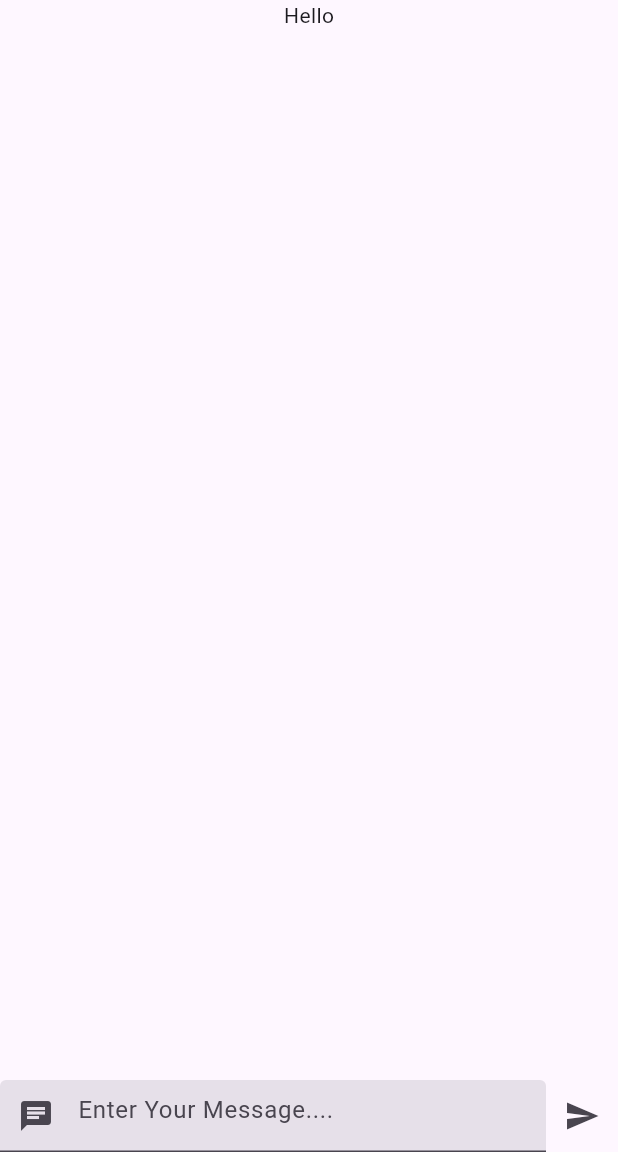
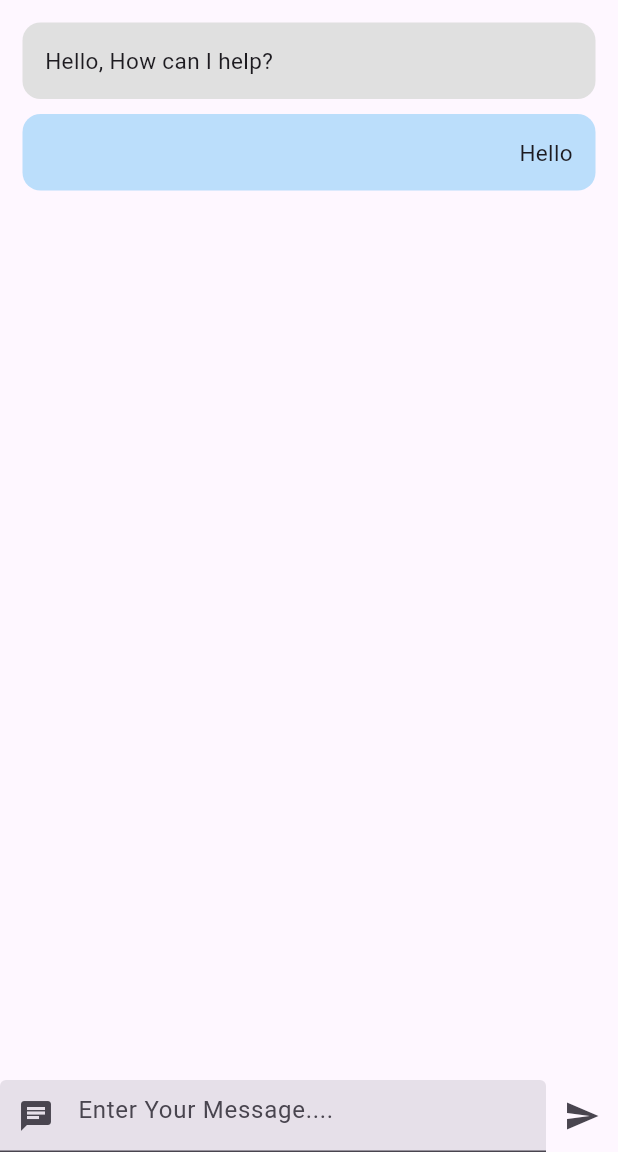
Before and after one commit to Danishkar/flutter_chat-bot, a Flutter app: the screen it shows after launch, after a tap on the "send" icon, on a phone screen of 412 x 824 dp, the part 84-1236 px from its top. Run offline on Flutter 3.47's test engine with Material 3 defaults, Android fonts, the phone set to English and light mode, and no system bars.

Commit message:
feat: add chat list containers

```diff
--- a/lib/pages/chat_page.dart
+++ b/lib/pages/chat_page.dart
@@ -1,11 +1,32 @@
+import 'package:flutter/cupertino.dart';
 import 'package:flutter/material.dart';
 import 'package:flutter/widgets.dart';
 
-class ChatPage extends StatelessWidget {
+class ChatPage extends StatefulWidget {
   const ChatPage({super.key});
 
+  @override
+  State<ChatPage> createState() => _ChatPageState();
+}
+
+class _ChatPageState extends State<ChatPage> {
+  final _controller = TextEditingController();
+
+  final List _entries = [
+    {'message': "Hello, How can I help?", 'isBot': true},
+    {'message': "Hello", 'isBot': false},
+  ];
+
   void onPressed() {
-    print("Justt");
+    var userMessage = _controller.text;
+    if (userMessage != "") {
+      setState(() {
+        _entries.add({'message': userMessage, 'isBot': false});
+        _controller.clear();
+      });
+    } else {
+      print("no Message");
+    }
   }
 
   @override
@@ -18,15 +39,37 @@ class ChatPage extends StatelessWidget {
       ),
       body: Column(
         children: [
-          Expanded(child: Container(child: const Text("Hello"))),
-          Container(
-              child: Row(
+          Expanded(
+              child: ListView.builder(
+                  padding: const EdgeInsets.all(10),
+                  itemCount: _entries.length,
+                  itemBuilder: (BuildContext context, int index) {
+                    return Container(
+                      padding: const EdgeInsets.all(15),
+                      margin: const EdgeInsets.all(5),
+                      width: 10,
+                      decoration: BoxDecoration(
+                          borderRadius: BorderRadius.circular(12),
+                          color: _entries[index]['isBot']
+                              ? const Color.fromARGB(255, 224, 224, 224)
+                              : Colors.blue[100]),
+                      child: Text(
+                        '${_entries[index]['message']}',
+                        textDirection: _entries[index]['isBot']
+                            ? TextDirection.ltr
+                            : TextDirection.rtl,
+                        style: const TextStyle(fontSize: 15),
+                      ),
+                    );
+                  })),
+          Row(
             children: [
-              const Expanded(
+              Expanded(
                 child: SizedBox(
                   width: 100,
                   child: TextField(
-                    decoration: InputDecoration(
+                    controller: _controller,
+                    decoration: const InputDecoration(
                       prefixIcon: Icon(Icons.chat),
                       hintText: 'Enter Your Message....',
                       filled: true,
@@ -40,7 +83,7 @@ class ChatPage extends StatelessWidget {
                 padding: const EdgeInsets.all(10),
               )
             ],
-          ))
+          )
         ],
       ),
     );
```
